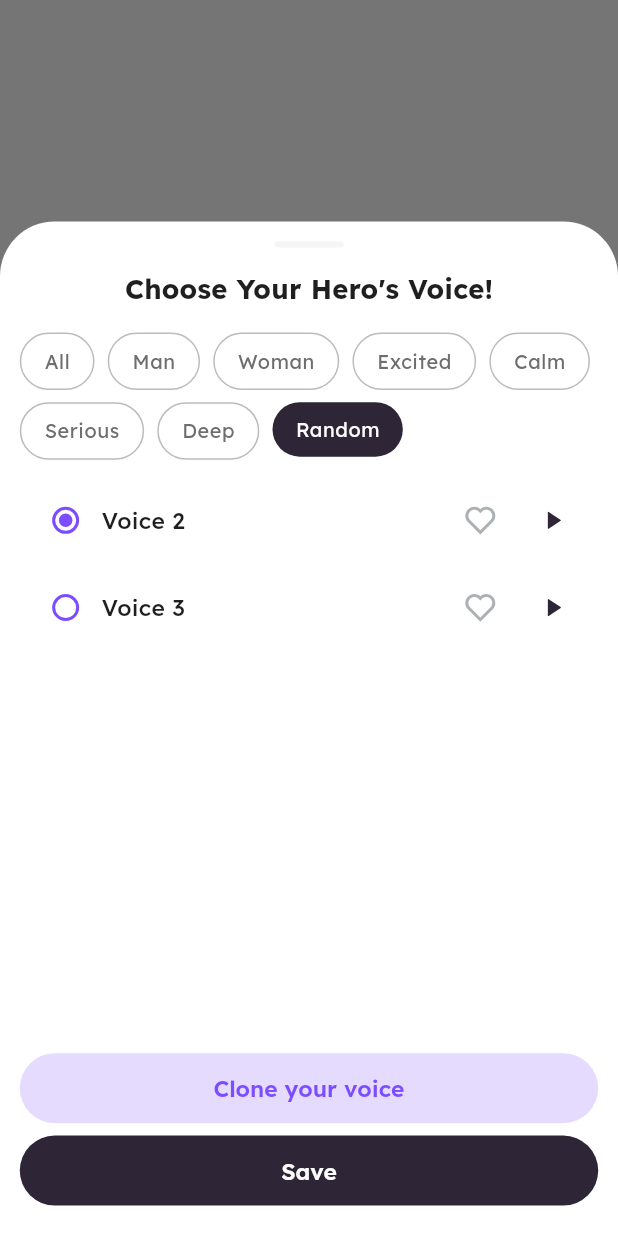
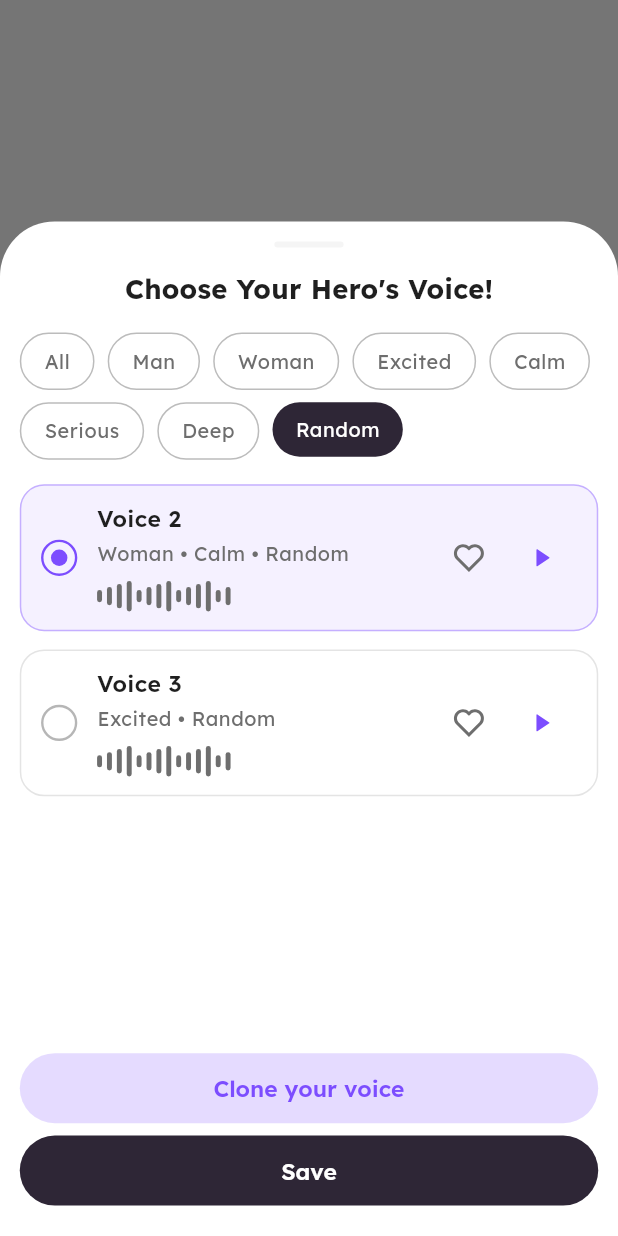
Before and after one commit to ahmadzaib/sleep-app, a Flutter app: what show() shows on an empty page, opened directly, after a tap on "Random", on a phone screen of 412 x 824 dp. Run offline on Flutter 3.47's test engine with Material 3 defaults, Android fonts, the phone set to English and light mode, and no system bars; drawn by our look-alikes of zoom_tap_animation; our stand-ins replace cached_network_image, dio, dropdown_button2, firebase_core, flutter_screenutil, flutter_secure_storage and 12 more; missing offline and left inert: record, super_tooltip, svg_flutter; accounts and stored records are empty.

Commit message:
sample bottomsheet updated

```diff
--- /dev/null
+++ b/lib/features/create_avatar/providers/sample_voices_provider.dart
@@ -0,0 +1,175 @@
+import 'dart:async';
+
+import 'package:flutter/foundation.dart';
+import 'package:just_audio/just_audio.dart';
+
+class SampleVoice {
+  final String id;
+  final String name;
+  final List<String> tags;
+  final String audioPath;
+  final bool isNetwork;
+
+  const SampleVoice({
+    required this.id,
+    required this.name,
+    required this.tags,
+    required this.audioPath,
+    this.isNetwork = false,
+  });
+}
+
+class SampleVoicesProvider extends ChangeNotifier {
+  SampleVoicesProvider() {
+    _playerStateSubscription = _player.playerStateStream.listen(
+      _handlePlayerStateChanged,
+    );
+  }
+
+  static const List<String> categoryLabels = [
+    'All',
+    'Man',
+    'Woman',
+    'Excited',
+    'Calm',
+    'Serious',
+    'Deep',
+    'Random',
+  ];
+
+  static const List<SampleVoice> _voices = [
+    SampleVoice(
+      id: 'voice_1',
+      name: 'Voice 1',
+      tags: ['Man', 'Serious', 'Deep'],
+      audioPath: 'assets/audio/music.mp3',
+    ),
+    SampleVoice(
+      id: 'voice_2',
+      name: 'Voice 2',
+      tags: ['Woman', 'Calm', 'Random'],
+      audioPath: 'assets/audio/music.mp3',
+    ),
+    SampleVoice(
+      id: 'voice_3',
+      name: 'Voice 3',
+      tags: ['Excited', 'Random'],
+      audioPath: 'assets/audio/music.mp3',
+    ),
+  ];
+
+  final AudioPlayer _player = AudioPlayer();
+  final Set<String> _favoriteVoiceIds = {};
+
+  StreamSubscription<PlayerState>? _playerStateSubscription;
+  String _selectedCategory = categoryLabels.first;
+  String? _activeVoiceId;
+  bool _isPlaying = false;
+
+  String get selectedCategory => _selectedCategory;
+  List<SampleVoice> get filteredVoices {
+    if (_selectedCategory == categoryLabels.first) {
+      return _voices;
+    }
+
+    return _voices
+        .where((voice) => voice.tags.contains(_selectedCategory))
+        .toList(growable: false);
+  }
+
+  bool isFavorite(String voiceId) => _favoriteVoiceIds.contains(voiceId);
+
+  bool isPlaying(String voiceId) => _activeVoiceId == voiceId && _isPlaying;
+
+  bool containsVoice(String voiceName) =>
+      filteredVoices.any((voice) => voice.name == voiceName);
+
+  String? get firstFilteredVoiceName =>
+      filteredVoices.isEmpty ? null : filteredVoices.first.name;
+
+  void selectCategory(String category) {
+    if (_selectedCategory == category) {
+      return;
+    }
+
+    _selectedCategory = category;
+
+    final activeVoiceStillVisible = filteredVoices.any(
+      (voice) => voice.id == _activeVoiceId,
+    );
+    if (!activeVoiceStillVisible) {
+      _activeVoiceId = null;
+      _isPlaying = false;
+      unawaited(_player.stop());
+    }
+
+    notifyListeners();
+  }
+
+  void toggleFavorite(String voiceId) {
+    if (_favoriteVoiceIds.contains(voiceId)) {
+      _favoriteVoiceIds.remove(voiceId);
+    } else {
+      _favoriteVoiceIds.add(voiceId);
+    }
+
+    notifyListeners();
+  }
+
+  Future<void> togglePlayback(SampleVoice voice) async {
+    try {
+      if (_activeVoiceId == voice.id) {
+        if (_isPlaying) {
+          await _player.pause();
+          return;
+        }
+
+        await _player.seek(Duration.zero);
+        await _player.play();
+        return;
+      }
+
+      await _player.stop();
+      _activeVoiceId = voice.id;
+      _isPlaying = false;
+      notifyListeners();
+
+      if (voice.isNetwork) {
+        await _player.setUrl(voice.audioPath);
+      } else {
+        await _player.setAsset(voice.audioPath);
+      }
+
+      await _player.seek(Duration.zero);
+      await _player.play();
+    } catch (error) {
+      debugPrint('Sample voice audio error: $error');
+      _activeVoiceId = null;
+      _isPlaying = false;
+      notifyListeners();
+    }
+  }
+
+  void _handlePlayerStateChanged(PlayerState state) {
+    final completed = state.processingState == ProcessingState.completed;
+    final nextIsPlaying = !completed && state.playing;
+
+    if (completed) {
+      _activeVoiceId = null;
+    }
+
+    if (_isPlaying == nextIsPlaying && !completed) {
+      return;
+    }
+
+    _isPlaying = nextIsPlaying;
+    notifyListeners();
+  }
+
+  @override
+  void dispose() {
+    unawaited(_playerStateSubscription?.cancel());
+    unawaited(_player.dispose());
+    super.dispose();
+  }
+}
--- a/lib/features/create_avatar/views/components/sample_voices_bottom_sheet.dart
+++ b/lib/features/create_avatar/views/components/sample_voices_bottom_sheet.dart
@@ -4,13 +4,14 @@ import 'package:avatar_flow/core/theme/app_theme_extension.dart';
 import 'package:avatar_flow/core/utils/spacing.dart';
 import 'package:avatar_flow/features/create_avatar/providers/create_avatar_provider.dart';
 import 'package:avatar_flow/features/create_avatar/providers/clone_voice_provider.dart';
+import 'package:avatar_flow/features/create_avatar/providers/sample_voices_provider.dart';
 import 'package:avatar_flow/widgets/custom_button.dart';
 import 'package:avatar_flow/widgets/custom_svg.dart';
 import 'package:flutter/material.dart';
 import 'package:flutter_screenutil/flutter_screenutil.dart';
 import 'package:provider/provider.dart';
 
-class SampleVoicesBottomSheet extends StatefulWidget {
+class SampleVoicesBottomSheet extends StatelessWidget {
   const SampleVoicesBottomSheet({super.key});
 
   static Future<void> show(BuildContext context) {
@@ -23,56 +24,15 @@ class SampleVoicesBottomSheet extends StatefulWidget {
           top: Radius.circular(AppConstants.extraLargeRadius),
         ),
       ),
-      builder: (_) => const SampleVoicesBottomSheet(),
+      builder: (_) => ChangeNotifierProvider(
+        create: (_) => SampleVoicesProvider(),
+        child: const SampleVoicesBottomSheet(),
+      ),
     );
   }
 
   @override
-  State<SampleVoicesBottomSheet> createState() =>
-      _SampleVoicesBottomSheetState();
-}
-
-class _SampleVoicesBottomSheetState extends State<SampleVoicesBottomSheet> {
-  static const List<String> categoryLabels = [
-    'All',
-    'Man',
-    'Woman',
-    'Excited',
-    'Calm',
-    'Serious',
-    'Deep',
-    'Random',
-  ];
-
-  final List<Map<String, dynamic>> voices = const [
-    {
-      'name': 'Voice 1',
-      'tags': ['Man', 'Serious', 'Deep'],
-    },
-    {
-      'name': 'Voice 2',
-      'tags': ['Woman', 'Calm', 'Random'],
-    },
-    {
-      'name': 'Voice 3',
-      'tags': ['Excited', 'Random'],
-    },
-  ];
-
-  String _activeCategory = categoryLabels.first;
-
-  List<Map<String, dynamic>> get _filteredVoices {
-    if (_activeCategory == 'All') return voices;
-    return voices
-        .where((v) => (v['tags'] as List<String>).contains(_activeCategory))
-        .toList();
-  }
-
-  @override
   Widget build(BuildContext context) {
-    final textTheme = Theme.of(context).textTheme;
-    final createProvider = context.watch<CreateAvatarProvider>();
-
     return Padding(
       padding: EdgeInsets.only(
         left: AppConstants.paddingOnly,
@@ -85,139 +45,16 @@ class _SampleVoicesBottomSheetState extends State<SampleVoicesBottomSheet> {
         child: Column(
           crossAxisAlignment: CrossAxisAlignment.start,
           children: [
-            Center(
-              child: Container(
-                width: 42.w,
-                height: 4.h,
-                decoration: BoxDecoration(
-                  color: context.appColors.lightGrey,
-                  borderRadius: BorderRadius.circular(999.r),
-                ),
-              ),
-            ),
+            const _BottomSheetHandle(),
             Spacing.y(1.6),
-            Center(
-              child: Text(
-                "Choose Your Hero's Voice!",
-                style: textTheme.titleMedium?.copyWith(
-                  fontWeight: FontWeight.w700,
-                  fontSize: 18.sp,
-                ),
-              ),
-            ),
+            const _Title(),
             Spacing.y(2),
-            Wrap(
-              spacing: 8.w,
-              runSpacing: 8.h,
-              children: categoryLabels.map((label) {
-                final isActive = label == _activeCategory;
-                return InkWell(
-                  borderRadius: BorderRadius.circular(999.r),
-                  onTap: () {
-                    setState(() {
-                      _activeCategory = label;
-                    });
-
-                    final createProvider = context.read<CreateAvatarProvider>();
-                    final selected = createProvider.selectedVoice;
-                    final filtered = _filteredVoices;
-
-                    if (filtered.isEmpty) return;
-
-                    final idx = filtered.indexWhere(
-                      (v) => v['name'] as String == selected,
-                    );
-                    if (idx < 0) {
-                      final firstVoice = filtered.first['name'] as String;
-                      createProvider.updateVoice(firstVoice);
-                    }
-                  },
-                  child: Container(
-                    padding: EdgeInsets.symmetric(
-                      horizontal: 14.w,
-                      vertical: 10.h,
-                    ),
-                    decoration: BoxDecoration(
-                      borderRadius: BorderRadius.circular(999.r),
-                      border: !isActive
-                          ? Border.all(
-                              color: Theme.of(
-                                context,
-                              ).colorScheme.onSurface.withValues(alpha: .3),
-                            )
-                          : null,
-                      color: isActive
-                          ? context.appColors.secondary
-                          : Colors.transparent,
-                    ),
-                    child: Text(
-                      label,
-                      style: textTheme.bodySmall?.copyWith(
-                        color: isActive
-                            ? Theme.of(context).colorScheme.onPrimary
-                            : label == "Random"
-                            ? context.appColors.primary
-                            : context.appColors.grey,
-                      ),
-                    ),
-                  ),
-                );
-              }).toList(),
-            ),
+            const _CategoryChips(),
             Spacing.y(2),
-            Expanded(
-              child: ListView.separated(
-                itemCount: _filteredVoices.length,
-                separatorBuilder: (_, __) => SizedBox(height: 10.h),
-                itemBuilder: (context, index) {
-                  final voice = _filteredVoices[index];
-                  final name = voice['name'] as String;
-
-                  return InkWell(
-                    borderRadius: BorderRadius.circular(16.r),
-                    onTap: () {
-                      createProvider.updateVoice(name);
-                    },
-                    child: Padding(
-                      padding: EdgeInsets.symmetric(horizontal: 6.w),
-                      child: Row(
-                        children: [
-                          Radio<String>(
-                            value: name,
-
-                            groupValue: createProvider.selectedVoice,
-                            onChanged: (_) {
-                              createProvider.updateVoice(name);
-                            },
-                          ),
-                          Expanded(
-                            child: Text(
-                              name,
-                              style: textTheme.bodyMedium?.copyWith(
-                                fontWeight: FontWeight.w500,
-                              ),
-                            ),
-                          ),
-
-                          IconButton(
-                            onPressed: () {},
-                            icon: CustomSvg(path: AppIconsSvg.heart),
-                          ),
-                          IconButton(
-                            onPressed: () {},
-                            icon: CustomSvg(path: AppIconsSvg.play),
-                          ),
-                        ],
-                      ),
-                    ),
-                  );
-                },
-              ),
-            ),
+            const Expanded(child: _VoicesList()),
             Spacing.y(1.2),
             CustomButton(
               buttonColor: context.appColors.primary.withValues(alpha: .2),
-
               textColor: context.appColors.primary,
               text: "Clone your voice",
               onPressed: () {
@@ -225,7 +62,6 @@ class _SampleVoicesBottomSheetState extends State<SampleVoicesBottomSheet> {
                 context.read<CloneVoiceProvider>().nextStep();
               },
             ),
-
             Spacing.y(1),
             CustomButton(
               text: "Save",
@@ -239,3 +75,294 @@ class _SampleVoicesBottomSheetState extends State<SampleVoicesBottomSheet> {
     );
   }
 }
+
+class _BottomSheetHandle extends StatelessWidget {
+  const _BottomSheetHandle();
+
+  @override
+  Widget build(BuildContext context) {
+    return Center(
+      child: Container(
+        width: 42.w,
+        height: 4.h,
+        decoration: BoxDecoration(
+          color: context.appColors.lightGrey,
+          borderRadius: BorderRadius.circular(999.r),
+        ),
+      ),
+    );
+  }
+}
+
+class _Title extends StatelessWidget {
+  const _Title();
+
+  @override
+  Widget build(BuildContext context) {
+    final textTheme = Theme.of(context).textTheme;
+
+    return Center(
+      child: Text(
+        "Choose Your Hero's Voice!",
+        style: textTheme.titleMedium?.copyWith(
+          fontWeight: FontWeight.w700,
+          fontSize: 18.sp,
+        ),
+      ),
+    );
+  }
+}
+
+class _CategoryChips extends StatelessWidget {
+  const _CategoryChips();
+
+  @override
+  Widget build(BuildContext context) {
+    final textTheme = Theme.of(context).textTheme;
+
+    return Wrap(
+      spacing: 8.w,
+      runSpacing: 8.h,
+      children: SampleVoicesProvider.categoryLabels.map((label) {
+        return Selector<SampleVoicesProvider, bool>(
+          selector: (_, provider) => provider.selectedCategory == label,
+          builder: (context, isActive, _) {
+            return InkWell(
+              borderRadius: BorderRadius.circular(999.r),
+              onTap: () {
+                final sampleProvider = context.read<SampleVoicesProvider>();
+                final createProvider = context.read<CreateAvatarProvider>();
+
+                sampleProvider.selectCategory(label);
+
+                if (sampleProvider.containsVoice(
+                  createProvider.selectedVoice,
+                )) {
+                  return;
+                }
+
+                final fallbackVoice = sampleProvider.firstFilteredVoiceName;
+                if (fallbackVoice != null) {
+                  createProvider.updateVoice(fallbackVoice);
+                }
+              },
+              child: Container(
+                padding: EdgeInsets.symmetric(horizontal: 14.w, vertical: 10.h),
+                decoration: BoxDecoration(
+                  borderRadius: BorderRadius.circular(999.r),
+                  border: isActive
+                      ? null
+                      : Border.all(
+                          color: Theme.of(
+                            context,
+                          ).colorScheme.onSurface.withValues(alpha: .3),
+                        ),
+                  color: isActive
+                      ? context.appColors.secondary
+                      : Colors.transparent,
+                ),
+                child: Text(
+                  label,
+                  style: textTheme.bodySmall?.copyWith(
+                    color: isActive
+                        ? Theme.of(context).colorScheme.onPrimary
+                        : label == 'Random'
+                        ? context.appColors.primary
+                        : context.appColors.grey,
+                  ),
+                ),
+              ),
+            );
+          },
+        );
+      }).toList(),
+    );
+  }
+}
+
+class _VoicesList extends StatelessWidget {
+  const _VoicesList();
+
+  @override
+  Widget build(BuildContext context) {
+    return Consumer<SampleVoicesProvider>(
+      builder: (context, provider, _) {
+        final voices = provider.filteredVoices;
+
+        if (voices.isEmpty) {
+          return Center(
+            child: Text(
+              'No sample voices found for this category.',
+              style: Theme.of(
+                context,
+              ).textTheme.bodyMedium?.copyWith(color: context.appColors.grey),
+            ),
+          );
+        }
+
+        return ListView.separated(
+          itemCount: voices.length,
+          separatorBuilder: (_, __) => SizedBox(height: 12.h),
+          itemBuilder: (context, index) =>
+              _SampleVoiceTile(voice: voices[index]),
+        );
+      },
+    );
+  }
+}
+
+class _SampleVoiceTile extends StatelessWidget {
+  const _SampleVoiceTile({required this.voice});
+
+  final SampleVoice voice;
+
+  @override
+  Widget build(BuildContext context) {
+    final textTheme = Theme.of(context).textTheme;
+    final isSelected = context.select<CreateAvatarProvider, bool>(
+      (provider) => provider.selectedVoice == voice.name,
+    );
+    final isFavorite = context.select<SampleVoicesProvider, bool>(
+      (provider) => provider.isFavorite(voice.id),
+    );
+    final isPlaying = context.select<SampleVoicesProvider, bool>(
+      (provider) => provider.isPlaying(voice.id),
+    );
+
+    return InkWell(
+      borderRadius: BorderRadius.circular(16.r),
+      onTap: () => context.read<CreateAvatarProvider>().updateVoice(voice.name),
+      child: AnimatedContainer(
+        duration: AppConstants.defaultDuration,
+        padding: EdgeInsets.symmetric(horizontal: 12.w, vertical: 12.h),
+        decoration: BoxDecoration(
+          color: isSelected
+              ? context.appColors.primary.withValues(alpha: 0.08)
+              : Theme.of(context).colorScheme.surface,
+          borderRadius: BorderRadius.circular(16.r),
+          border: Border.all(
+            color: isSelected
+                ? context.appColors.primary.withValues(alpha: 0.4)
+                : Theme.of(
+                    context,
+                  ).colorScheme.onSurface.withValues(alpha: 0.12),
+          ),
+        ),
+        child: Row(
+          children: [
+            _VoiceSelectionIndicator(isSelected: isSelected),
+            SizedBox(width: 12.w),
+            Expanded(
+              child: Column(
+                crossAxisAlignment: CrossAxisAlignment.start,
+                children: [
+                  Text(
+                    voice.name,
+                    style: textTheme.bodyMedium?.copyWith(
+                      fontWeight: FontWeight.w600,
+                    ),
+                  ),
+                  SizedBox(height: 6.h),
+                  Text(
+                    voice.tags.join(' • '),
+                    style: textTheme.bodySmall?.copyWith(
+                      color: context.appColors.grey,
+                    ),
+                  ),
+                  SizedBox(height: 10.h),
+                  _Waveform(isActive: isPlaying),
+                ],
+              ),
+            ),
+            SizedBox(width: 8.w),
+            IconButton(
+              onPressed: () {
+                context.read<SampleVoicesProvider>().toggleFavorite(voice.id);
+              },
+              icon: CustomSvg(
+                path: AppIconsSvg.heart,
+                color: isFavorite
+                    ? context.appColors.error
+                    : context.appColors.grey,
+              ),
+            ),
+            IconButton(
+              onPressed: () {
+                context.read<SampleVoicesProvider>().togglePlayback(voice);
+              },
+              icon: CustomSvg(
+                path: isPlaying ? AppIconsSvg.pause : AppIconsSvg.play,
+                color: context.appColors.primary,
+              ),
+            ),
+          ],
+        ),
+      ),
+    );
+  }
+}
+
+class _VoiceSelectionIndicator extends StatelessWidget {
+  const _VoiceSelectionIndicator({required this.isSelected});
+
+  final bool isSelected;
+
+  @override
+  Widget build(BuildContext context) {
+    return AnimatedContainer(
+      duration: AppConstants.defaultDuration,
+      width: 22.w,
+      height: 22.w,
+      decoration: BoxDecoration(
+        shape: BoxShape.circle,
+        border: Border.all(
+          color: isSelected
+              ? context.appColors.primary
+              : context.appColors.grey.withValues(alpha: 0.5),
+          width: 1.6,
+        ),
+      ),
+      child: Center(
+        child: AnimatedContainer(
+          duration: AppConstants.defaultDuration,
+          width: 10.w,
+          height: 10.w,
+          decoration: BoxDecoration(
+            shape: BoxShape.circle,
+            color: isSelected ? context.appColors.primary : Colors.transparent,
+          ),
+        ),
+      ),
+    );
+  }
+}
+
+class _Waveform extends StatelessWidget {
+  const _Waveform({required this.isActive});
+
+  final bool isActive;
+
+  @override
+  Widget build(BuildContext context) {
+    final baseColor = isActive
+        ? context.appColors.primary
+        : context.appColors.grey.withValues(alpha: 0.45);
+
+    return Row(
+      children: List.generate(
+        14,
+        (index) => Container(
+          margin: EdgeInsets.only(right: 3.w),
+          width: 3.w,
+          height: ((index % 4) + 2) * 4.h,
+          decoration: BoxDecoration(
+            color: baseColor.withValues(
+              alpha: isActive ? (0.45 + (index % 4) * 0.12) : 1,
+            ),
+            borderRadius: BorderRadius.circular(2.r),
+          ),
+        ),
+      ),
+    );
+  }
+}
```
